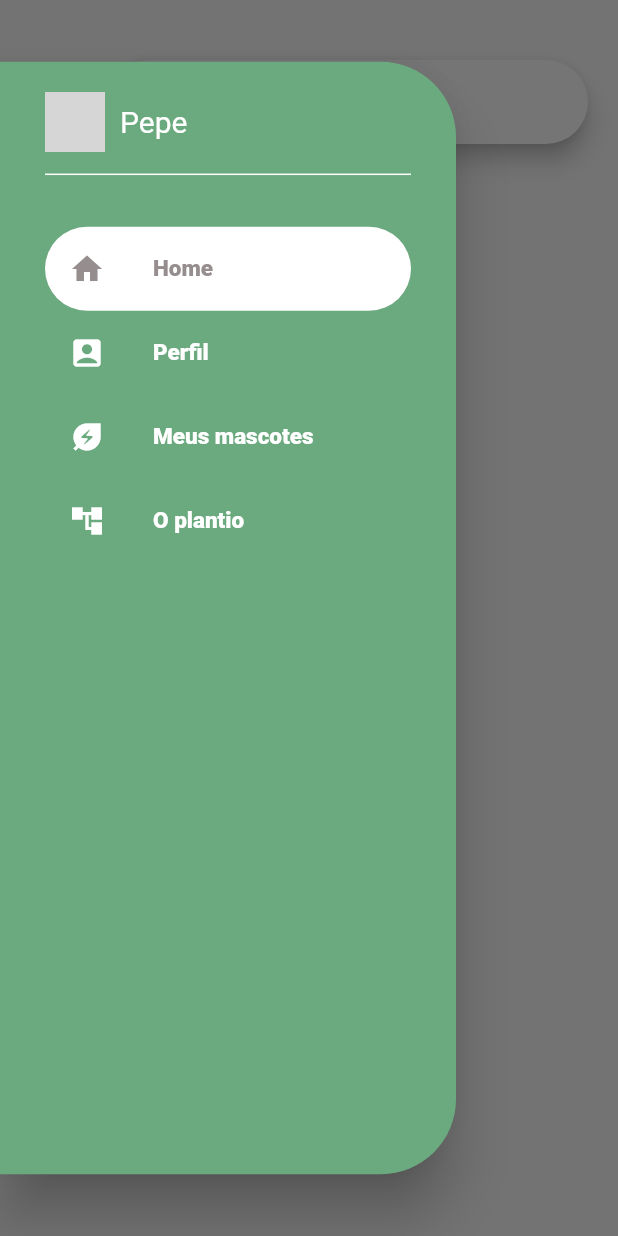
After one commit to gianlucampos/plant_app, a Flutter app: the HomePage screen opened directly, with the side drawer open, on a phone screen of 412 x 824 dp. The commit adds this screen. Run offline on Flutter 3.47's test engine with Material 2 defaults, Android fonts, the phone set to English and light mode, and no system bars; network calls fail; grey boxes are pictures that could not be loaded.

Commit message:
Criado estrutura inicial da tela home page

```diff
--- a/lib/core/app_colors.dart
+++ b/lib/core/app_colors.dart
@@ -1,7 +1,9 @@
 import 'package:flutter/material.dart';
 
 abstract class AppColors {
-  static const Color background = Color(0xFFD9D9C0);
-  static const Color green = Color(0xFF4B7113);
-  static const Color greenSecondary = Color.fromARGB(255, 25, 112, 92);
+  static const Color background = Color(0xFFFDFAE6);
+  static const Color green = Color(0xFF3E7862);
+  static const Color greenSecondary = Color(0xFF3A4F30);
+  static const Color drawer = Color(0xFF6BA97F);
+  static const Color drawerIcons = Color(0xFF968E8E);
 }
--- /dev/null
+++ b/lib/pages/home/home_page.dart
@@ -0,0 +1,41 @@
+import 'package:flutter/material.dart';
+import 'package:plant_app/pages/home/widgets/drawer_widget.dart';
+
+class HomePage extends StatefulWidget {
+  const HomePage({super.key});
+
+  @override
+  State<HomePage> createState() => _HomePageState();
+}
+
+class _HomePageState extends State<HomePage> {
+  final _scaffoldKey = GlobalKey<ScaffoldState>();
+
+  @override
+  Widget build(BuildContext context) {
+    return Scaffold(
+      key: _scaffoldKey,
+      drawer: DrawerWidget(),
+      body: Padding(
+        padding: const EdgeInsets.symmetric(horizontal: 20, vertical: 40),
+        child: Row(
+          mainAxisAlignment: MainAxisAlignment.spaceBetween,
+          children: [
+            GestureDetector(
+              child: const Icon(Icons.menu),
+              onTap: () => _scaffoldKey.currentState!.openDrawer(),
+            ),
+            const SizedBox(
+              width: 320,
+              child: SearchBar(
+                leading: Icon(Icons.search),
+                hintText: 'Pesquisar local',
+                hintStyle: MaterialStatePropertyAll(TextStyle(color: Colors.grey)),
+              ),
+            ),
+          ],
+        ),
+      ),
+    );
+  }
+}
--- /dev/null
+++ b/lib/pages/home/widgets/drawer_widget.dart
@@ -0,0 +1,127 @@
+import 'package:flutter/material.dart';
+import 'package:plant_app/core/app_colors.dart';
+
+const linkAvatar =
+    '''
+https://encrypted-tbn0.gstatic.com/images?q=tbn:ANd9GcTnLaFPMPSwjs6J-eESrFLRymDkDBQQ_Q7Wpw&usqp=CAU    ''';
+const linkAvatar2 =
+    'https://img.freepik.com/free-icon/user_318-644360.jpg?size=626&ext=jpg';
+
+class DrawerWidget extends StatefulWidget {
+  const DrawerWidget({
+    super.key,
+  });
+
+  @override
+  State<DrawerWidget> createState() => _DrawerWidgetState();
+}
+
+class _DrawerWidgetState extends State<DrawerWidget> {
+  int _selectedIndex = 0;
+
+  void _onItemTapped(int index) {
+    setState(() {
+      _selectedIndex = index;
+    });
+  }
+
+  Color _chooseColor(int index) {
+    return _selectedIndex == index ? AppColors.drawerIcons : Colors.white;
+  }
+
+  @override
+  Widget build(BuildContext context) {
+    return SizedBox(
+      height: MediaQuery.of(context).size.height * 0.9,
+      child: Drawer(
+        shape: const RoundedRectangleBorder(
+          borderRadius: BorderRadius.only(
+            topRight: Radius.circular(50),
+            bottomRight: Radius.circular(50),
+          ),
+        ),
+        backgroundColor: AppColors.drawer,
+        child: Padding(
+          padding: const EdgeInsets.symmetric(horizontal: 30, vertical: 20),
+          child: Column(
+            crossAxisAlignment: CrossAxisAlignment.start,
+            children: [
+              const Row(
+                children: [
+                  CircleAvatar(
+                    radius: 20,
+                    backgroundImage: NetworkImage(linkAvatar),
+                    backgroundColor: Colors.transparent,
+                  ),
+                  SizedBox(width: 10),
+                  Text('Pepe',
+                      style: TextStyle(fontSize: 20, color: Colors.white))
+                ],
+              ),
+              const Divider(color: Colors.white, thickness: 1, height: 30),
+              const SizedBox(height: 20),
+              ListTile(
+                title: Text('Home',
+                    style: TextStyle(
+                      color: _chooseColor(0),
+                      fontWeight: FontWeight.w800,
+                      fontSize: 15,
+                    )),
+                leading: Icon(Icons.home, color: _chooseColor(0)),
+                selected: _selectedIndex == 0,
+                selectedTileColor: Colors.white,
+                onTap: () => _onItemTapped(0),
+                shape: RoundedRectangleBorder(
+                    borderRadius: BorderRadius.circular(40)),
+              ),
+              ListTile(
+                title: Text('Perfil',
+                    style: TextStyle(
+                      color: _chooseColor(1),
+                      fontWeight: FontWeight.w800,
+                      fontSize: 15,
+                    )),
+                leading: Icon(Icons.account_box, color: _chooseColor(1)),
+                selected: _selectedIndex == 1,
+                selectedTileColor: Colors.white,
+                onTap: () => _onItemTapped(1),
+                shape: RoundedRectangleBorder(
+                    borderRadius: BorderRadius.circular(40)),
+              ),
+              ListTile(
+                title: Text('Meus mascotes',
+                    style: TextStyle(
+                      color: _chooseColor(2),
+                      fontWeight: FontWeight.w800,
+                      fontSize: 15,
+                    )),
+                leading:
+                    Icon(Icons.energy_savings_leaf, color: _chooseColor(2)),
+                selected: _selectedIndex == 2,
+                selectedTileColor: Colors.white,
+                onTap: () => _onItemTapped(2),
+                shape: RoundedRectangleBorder(
+                    borderRadius: BorderRadius.circular(40)),
+              ),
+              ListTile(
+                selectedColor: Colors.white,
+                title: Text('O plantio',
+                    style: TextStyle(
+                      color: _chooseColor(3),
+                      fontWeight: FontWeight.w800,
+                      fontSize: 15,
+                    )),
+                leading: Icon(Icons.account_tree, color: _chooseColor(3)),
+                selected: _selectedIndex == 3,
+                selectedTileColor: Colors.white,
+                onTap: () => _onItemTapped(3),
+                shape: RoundedRectangleBorder(
+                    borderRadius: BorderRadius.circular(40)),
+              ),
+            ],
+          ),
+        ),
+      ),
+    );
+  }
+}
--- a/lib/pages/create_account_page.dart
+++ b/lib/pages/login/create_account_page.dart
@@ -1,6 +1,6 @@
 import 'package:flutter/material.dart';
 import 'package:plant_app/component/elevated_button_component.dart';
-import 'package:plant_app/pages/login_page.dart';
+import 'package:plant_app/pages/login/login_page.dart';
 import 'package:plant_app/component/input_text_component.dart';
 
 class CreateAccountPage extends StatelessWidget {
--- a/lib/pages/login_page.dart
+++ b/lib/pages/login/login_page.dart
@@ -1,6 +1,7 @@
 import 'package:flutter/material.dart';
 import 'package:plant_app/component/elevated_button_component.dart';
 import 'package:plant_app/component/input_text_component.dart';
+import 'package:plant_app/pages/home/home_page.dart';
 
 class LoginPage extends StatelessWidget {
   LoginPage({super.key});
@@ -40,7 +41,13 @@ class LoginPage extends StatelessWidget {
                 ),
               ),
             ),
-            elevatedButton(label: 'Entrar', onPressedAction: () {   }),
+            elevatedButton(
+              label: 'Entrar',
+              onPressedAction: () => Navigator.push(
+                context,
+                MaterialPageRoute(builder: (context) => HomePage()),
+              ),
+            ),
           ],
         ),
       ),
--- a/lib/pages/welcome_page.dart
+++ b/lib/pages/welcome_page.dart
@@ -1,6 +1,6 @@
 import 'package:flutter/material.dart';
 import 'package:plant_app/core/app_colors.dart';
-import 'package:plant_app/pages/create_account_page.dart';
+import 'package:plant_app/pages/login/create_account_page.dart';
 import 'package:plant_app/component/elevated_button_component.dart';
 
 class WelcomePage extends StatelessWidget {
```
